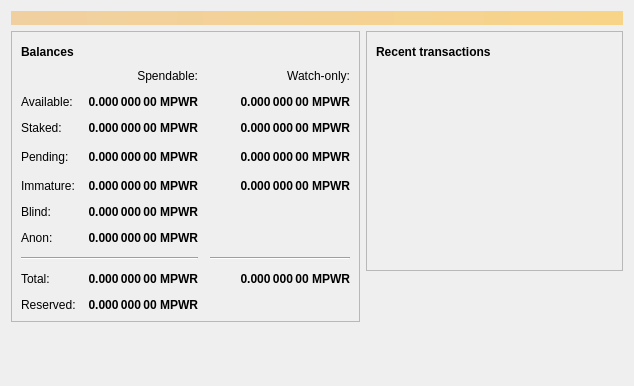
This is src/qt/forms/overviewpage.ui in SaltineChips/Rubix-V3.0.0.0 as Qt 5 draws it before an edit. The edited form follows.
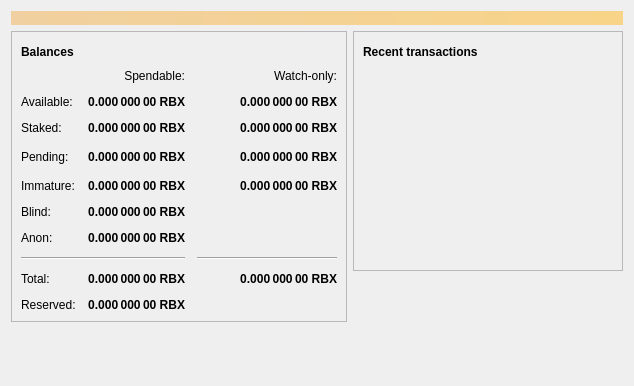
This is the edited form. Icons and pictures are not drawn.

Patch:
```diff
--- a/src/qt/forms/overviewpage.ui
+++ b/src/qt/forms/overviewpage.ui
@@ -129,7 +129,7 @@
                <string>Your current staked balance</string>
               </property>
               <property name="text">
-               <string notr="true">0.000 000 00 MPWR</string>
+               <string notr="true">0.000 000 00 RBX</string>
               </property>
               <property name="alignment">
                <set>Qt::AlignRight|Qt::AlignTrailing|Qt::AlignVCenter</set>
@@ -154,7 +154,7 @@
                <string>Your current watch-only staked balance</string>
               </property>
               <property name="text">
-               <string notr="true">0.000 000 00 MPWR</string>
+               <string notr="true">0.000 000 00 RBX</string>
               </property>
               <property name="alignment">
                <set>Qt::AlignRight|Qt::AlignTrailing|Qt::AlignVCenter</set>
@@ -179,7 +179,7 @@
                <string>Mined balance in watch-only addresses that has not yet matured</string>
               </property>
               <property name="text">
-               <string notr="true">0.000 000 00 MPWR</string>
+               <string notr="true">0.000 000 00 RBX</string>
               </property>
               <property name="alignment">
                <set>Qt::AlignRight|Qt::AlignTrailing|Qt::AlignVCenter</set>
@@ -217,7 +217,7 @@
                <string>Mined balance that has not yet matured</string>
               </property>
               <property name="text">
-               <string notr="true">0.000 000 00 MPWR</string>
+               <string notr="true">0.000 000 00 RBX</string>
               </property>
               <property name="alignment">
                <set>Qt::AlignRight|Qt::AlignTrailing|Qt::AlignVCenter</set>
@@ -242,7 +242,7 @@
                <string>Unconfirmed transactions to watch-only addresses</string>
               </property>
               <property name="text">
-               <string notr="true">0.000 000 00 MPWR</string>
+               <string notr="true">0.000 000 00 RBX</string>
               </property>
               <property name="alignment">
                <set>Qt::AlignRight|Qt::AlignTrailing|Qt::AlignVCenter</set>
@@ -267,7 +267,7 @@
                <string>Total of transactions that have yet to be confirmed, and do not yet count toward the spendable balance</string>
               </property>
               <property name="text">
-               <string notr="true">0.000 000 00 MPWR</string>
+               <string notr="true">0.000 000 00 RBX</string>
               </property>
               <property name="alignment">
                <set>Qt::AlignRight|Qt::AlignTrailing|Qt::AlignVCenter</set>
@@ -318,7 +318,7 @@
                <string>Current total balance in watch-only addresses</string>
               </property>
               <property name="text">
-               <string notr="true">0.000 000 00 MPWR</string>
+               <string notr="true">0.000 000 00 RBX</string>
               </property>
               <property name="alignment">
                <set>Qt::AlignRight|Qt::AlignTrailing|Qt::AlignVCenter</set>
@@ -350,7 +350,7 @@
                <string>Your current total balance</string>
               </property>
               <property name="text">
-               <string notr="true">0.000 000 00 MPWR</string>
+               <string notr="true">0.000 000 00 RBX</string>
               </property>
               <property name="alignment">
                <set>Qt::AlignRight|Qt::AlignTrailing|Qt::AlignVCenter</set>
@@ -406,7 +406,7 @@
                <string>Your current balance in watch-only addresses</string>
               </property>
               <property name="text">
-               <string notr="true">0.000 000 00 MPWR</string>
+               <string notr="true">0.000 000 00 RBX</string>
               </property>
               <property name="alignment">
                <set>Qt::AlignRight|Qt::AlignTrailing|Qt::AlignVCenter</set>
@@ -455,7 +455,7 @@
                <string>Your current spendable blinded balance</string>
               </property>
               <property name="text">
-               <string notr="true">0.000 000 00 MPWR</string>
+               <string notr="true">0.000 000 00 RBX</string>
               </property>
               <property name="alignment">
                <set>Qt::AlignRight|Qt::AlignTrailing|Qt::AlignVCenter</set>
@@ -487,7 +487,7 @@
                <string>Your current spendable anon balance</string>
               </property>
               <property name="text">
-               <string notr="true">0.000 000 00 MPWR</string>
+               <string notr="true">0.000 000 00 RBX</string>
               </property>
               <property name="alignment">
                <set>Qt::AlignRight|Qt::AlignTrailing|Qt::AlignVCenter</set>
@@ -512,7 +512,7 @@
                <string>Your current spendable balance</string>
               </property>
               <property name="text">
-               <string notr="true">0.000 000 00 MPWR</string>
+               <string notr="true">0.000 000 00 RBX</string>
               </property>
               <property name="alignment">
                <set>Qt::AlignRight|Qt::AlignTrailing|Qt::AlignVCenter</set>
@@ -544,7 +544,7 @@
                <string>Your current spendable balance</string>
               </property>
               <property name="text">
-               <string notr="true">0.000 000 00 MPWR</string>
+               <string notr="true">0.000 000 00 RBX</string>
               </property>
               <property name="alignment">
                <set>Qt::AlignRight|Qt::AlignTrailing|Qt::AlignVCenter</set>
```
Left out of the diff: 4 changed lines with no effect on the pictures.
